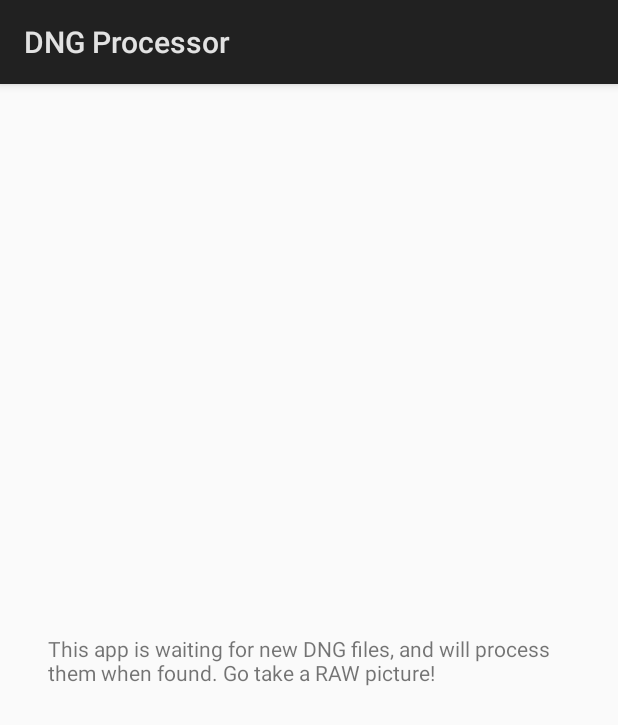
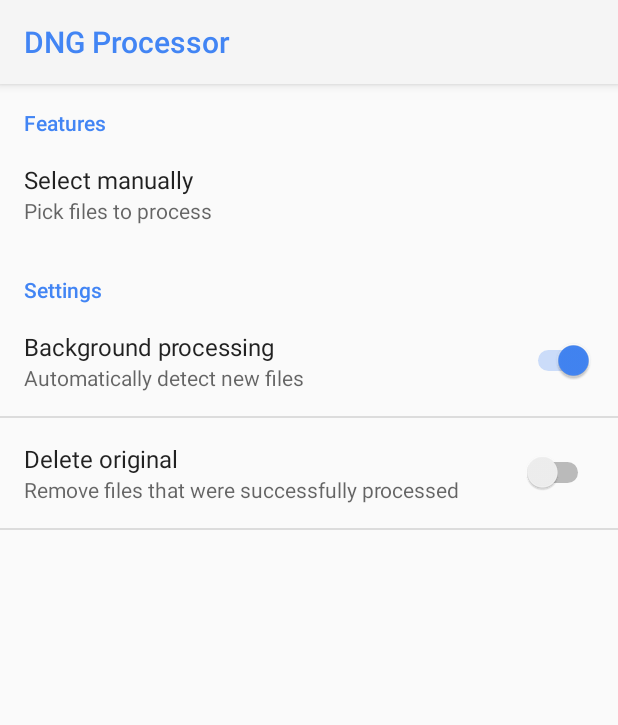
Before and after one commit to amirzaidi/DNGProcessor, an Android app: the screen it shows after launch (MainActivity), on a phone screen of 412 x 824 dp. Shown: the top 725 px of the screen. Run offline under Robolectric (Android 15) with nearby library versions, the phone set to English and light mode, and no system bars.

Commit message:
Implement auto-delete of processed files

```diff
--- a/app/src/main/AndroidManifest.xml
+++ b/app/src/main/AndroidManifest.xml
@@ -4,6 +4,9 @@
 
     <uses-permission android:name="android.permission.RECEIVE_BOOT_COMPLETED" />
     <uses-permission android:name="android.permission.WRITE_EXTERNAL_STORAGE" />
+    <uses-permission android:name="android.permission.FOREGROUND_SERVICE" />
+
+    <uses-permission android:name="android.permission.RECEIVE_BOOT_COMPLETED" />
     <uses-permission android:name="android.permission.FOREGROUND_SERVICE" />
 
     <!-- Tell the system this app requires OpenGL ES 3.0. -->
@@ -15,7 +18,7 @@
         android:label="@string/app_name"
         android:supportsRtl="true"
         android:largeHeap="true"
-        android:theme="@style/AppTheme">
+        android:theme="@style/SettingsTheme">
         <activity android:name=".MainActivity">
             <intent-filter>
                 <action android:name="android.intent.action.MAIN" />
--- a/app/src/main/java/amirz/dngprocessor/MainActivity.java
+++ b/app/src/main/java/amirz/dngprocessor/MainActivity.java
@@ -5,6 +5,7 @@ import android.app.Activity;
 import android.content.Intent;
 import android.net.Uri;
 import android.os.Bundle;
+import android.preference.Preference;
 
 import amirz.dngprocessor.scheduler.DngParseService;
 import amirz.dngprocessor.scheduler.DngScanJob;
@@ -20,10 +21,11 @@ public class MainActivity extends Activity {
     @Override
     protected void onCreate(Bundle savedInstanceState) {
         super.onCreate(savedInstanceState);
-        setContentView(R.layout.activity_main);
 
-        NotifHandler.createChannel(this);
-        tryRequestImage();
+        if (savedInstanceState == null) {
+            NotifHandler.createChannel(this);
+            tryLoad();
+        }
     }
 
     private boolean hasPermissions() {
@@ -31,14 +33,12 @@ public class MainActivity extends Activity {
                 == PERMISSION_GRANTED;
     }
 
-    private void tryRequestImage() {
+    private void tryLoad() {
         if (hasPermissions()) {
             DngScanJob.scheduleJob(this);
-
-            Intent picker = new Intent(Intent.ACTION_GET_CONTENT);
-            picker.setType(Path.MIME_RAW);
-            picker.putExtra(Intent.EXTRA_ALLOW_MULTIPLE, true);
-            startActivityForResult(picker, REQUEST_IMAGE);
+            getFragmentManager().beginTransaction()
+                    .replace(android.R.id.content, new Settings.Fragment())
+                    .commit();
         } else {
             requestPermissions(new String[] {
                     Manifest.permission.WRITE_EXTERNAL_STORAGE
@@ -53,10 +53,19 @@ public class MainActivity extends Activity {
         switch (requestCode) {
             case REQUEST_PERMISSIONS:
                 if (grantResults[0] == PERMISSION_GRANTED) {
-                    tryRequestImage();
+                    tryLoad();
                 }
                 break;
         }
+    }
+
+    public boolean requestImage(Preference preference) {
+        Intent picker = new Intent(Intent.ACTION_GET_CONTENT);
+        picker.setType(Path.MIME_RAW);
+        picker.putExtra(Intent.EXTRA_ALLOW_MULTIPLE, true);
+        startActivityForResult(picker, REQUEST_IMAGE);
+
+        return false;
     }
 
     @Override
--- /dev/null
+++ b/app/src/main/java/amirz/dngprocessor/Settings.java
@@ -0,0 +1,34 @@
+package amirz.dngprocessor;
+
+import android.content.Context;
+import android.os.Bundle;
+import android.preference.PreferenceFragment;
+
+public class Settings {
+    private static final String PREF_MANUAL_SELECT = "pref_manual_select";
+    private static final String PREF_BACKGROUND_PROCESS = "pref_background_process";
+    private static final String PREF_DELETE_ORIGINAL = "pref_delete_original";
+
+    public static class Fragment extends PreferenceFragment {
+        private MainActivity mActivity;
+
+        @Override
+        public void onCreate(Bundle savedInstanceState) {
+            super.onCreate(savedInstanceState);
+            mActivity = (MainActivity) getActivity();
+
+            getPreferenceManager().setSharedPreferencesName(mActivity.getPackageName());
+            addPreferencesFromResource(R.xml.preferences);
+
+            findPreference(PREF_MANUAL_SELECT).setOnPreferenceClickListener(mActivity::requestImage);
+        }
+    }
+
+    public static boolean backgroundProcess(Context context) {
+        return Utilities.prefs(context).getBoolean(PREF_BACKGROUND_PROCESS, true);
+    }
+
+    public static boolean deleteOriginal(Context context) {
+        return Utilities.prefs(context).getBoolean(PREF_DELETE_ORIGINAL, false);
+    }
+}
--- a/app/src/main/res/layout/activity_main.xml
+++ /dev/null
@@ -1,19 +0,0 @@
-<?xml version="1.0" encoding="utf-8"?>
-<android.support.constraint.ConstraintLayout xmlns:android="http://schemas.android.com/apk/res/android"
-    xmlns:app="http://schemas.android.com/apk/res-auto"
-    xmlns:tools="http://schemas.android.com/tools"
-    android:layout_width="match_parent"
-    android:layout_height="match_parent"
-    tools:context=".MainActivity">
-
-    <TextView
-        android:layout_width="wrap_content"
-        android:layout_height="wrap_content"
-        android:padding="@dimen/main_padding"
-        android:text="@string/main_message"
-        app:layout_constraintBottom_toBottomOf="parent"
-        app:layout_constraintLeft_toLeftOf="parent"
-        app:layout_constraintRight_toRightOf="parent"
-        app:layout_constraintTop_toTopOf="parent" />
-
-</android.support.constraint.ConstraintLayout>
--- a/app/src/main/res/values/colors.xml
+++ b/app/src/main/res/values/colors.xml
@@ -1,6 +1,6 @@
 <?xml version="1.0" encoding="utf-8"?>
 <resources>
-    <color name="colorPrimary">#3F51B5</color>
-    <color name="colorPrimaryDark">#303F9F</color>
-    <color name="colorAccent">#4285F4</color>
+    <color name="colorPrimary">#fff5f5f5</color>
+    <color name="colorPrimaryDark">#ffe0e0e0</color>
+    <color name="colorAccent">#ff4285f4</color>
 </resources>
--- a/app/src/main/res/values/dimens.xml
+++ /dev/null
@@ -1,4 +0,0 @@
-<?xml version="1.0" encoding="utf-8"?>
-<resources>
-    <dimen name="main_padding">32dp</dimen>
-</resources>
--- a/app/src/main/res/values/strings.xml
+++ b/app/src/main/res/values/strings.xml
@@ -1,4 +1,13 @@
 <resources>
     <string name="app_name">DNG Processor</string>
-    <string name="main_message">This app is waiting for new DNG files, and will process them when found. Go take a RAW picture!</string>
+
+    <string name="category_features">Features</string>
+    <string name="pref_manual_select_title">Select manually</string>
+    <string name="pref_manual_select_summary">Pick files to process</string>
+
+    <string name="category_settings">Settings</string>
+    <string name="pref_background_process_title">Background processing</string>
+    <string name="pref_background_process_desc">Automatically detect new files</string>
+    <string name="pref_delete_original_title">Delete original</string>
+    <string name="pref_delete_original_desc">Remove files that were successfully processed</string>
 </resources>
--- a/app/src/main/res/values/styles.xml
+++ b/app/src/main/res/values/styles.xml
@@ -1,8 +1,16 @@
 <resources>
 
-    <!-- Base application theme. -->
-    <style name="AppTheme" parent="android:Theme.Material.Light.DarkActionBar">
-        <!-- Customize your theme here. -->
+    <style name="SettingsTheme" parent="@android:style/Theme.Material.Settings">
+        <item name="android:windowLightStatusBar">true</item>
+        <item name="android:actionBarTheme">@style/SettingsTheme.ActionBar</item>
+        <item name="android:colorPrimary">@color/colorPrimary</item>
+        <item name="android:colorPrimaryDark">@color/colorPrimaryDark</item>
+        <item name="android:colorAccent">@color/colorAccent</item>
+    </style>
+
+    <style name="SettingsTheme.ActionBar">
+        <item name="android:textColorPrimary">@color/colorAccent</item>
+        <item name="android:colorControlNormal">@color/colorAccent</item>
     </style>
 
 </resources>
--- /dev/null
+++ b/app/src/main/res/xml/preferences.xml
@@ -0,0 +1,29 @@
+<?xml version="1.0" encoding="utf-8"?>
+<PreferenceScreen xmlns:android="http://schemas.android.com/apk/res/android">
+
+    <PreferenceCategory android:title="@string/category_features">
+
+        <Preference
+            android:key="pref_manual_select"
+            android:title="@string/pref_manual_select_title"
+            android:summary="@string/pref_manual_select_summary" />
+
+    </PreferenceCategory>
+
+    <PreferenceCategory android:title="@string/category_settings">
+
+        <SwitchPreference
+            android:key="pref_background_process"
+            android:title="@string/pref_background_process_title"
+            android:summary="@string/pref_background_process_desc"
+            android:defaultValue="true" />
+
+        <SwitchPreference
+            android:key="pref_delete_original"
+            android:title="@string/pref_delete_original_title"
+            android:summary="@string/pref_delete_original_desc"
+            android:defaultValue="false" />
+
+    </PreferenceCategory>
+
+</PreferenceScreen>
```
Also changed, not shown: app/src/main/java/amirz/dngprocessor/Path.java (+43 -13 lines), app/src/main/java/amirz/dngprocessor/parser/DngParser.java (+3 -4 lines), app/src/main/java/amirz/dngprocessor/scheduler/DngParseService.java (+16 -0 lines), app/src/main/java/amirz/dngprocessor/scheduler/DngScanJob.java (+6 -1 lines).
